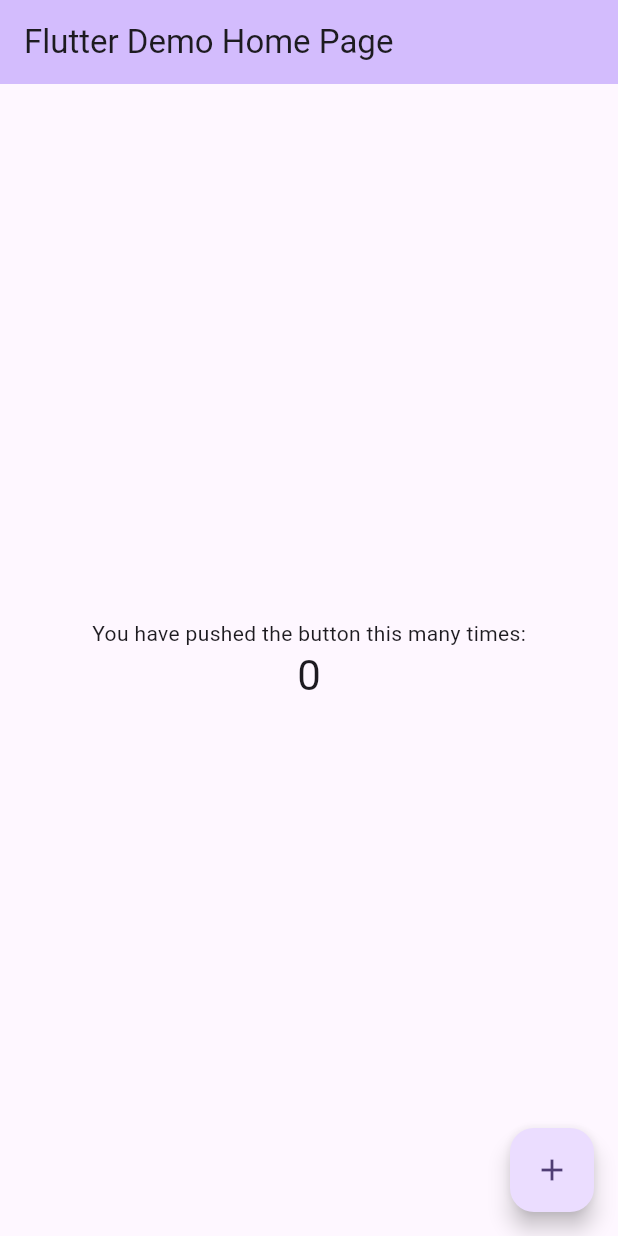
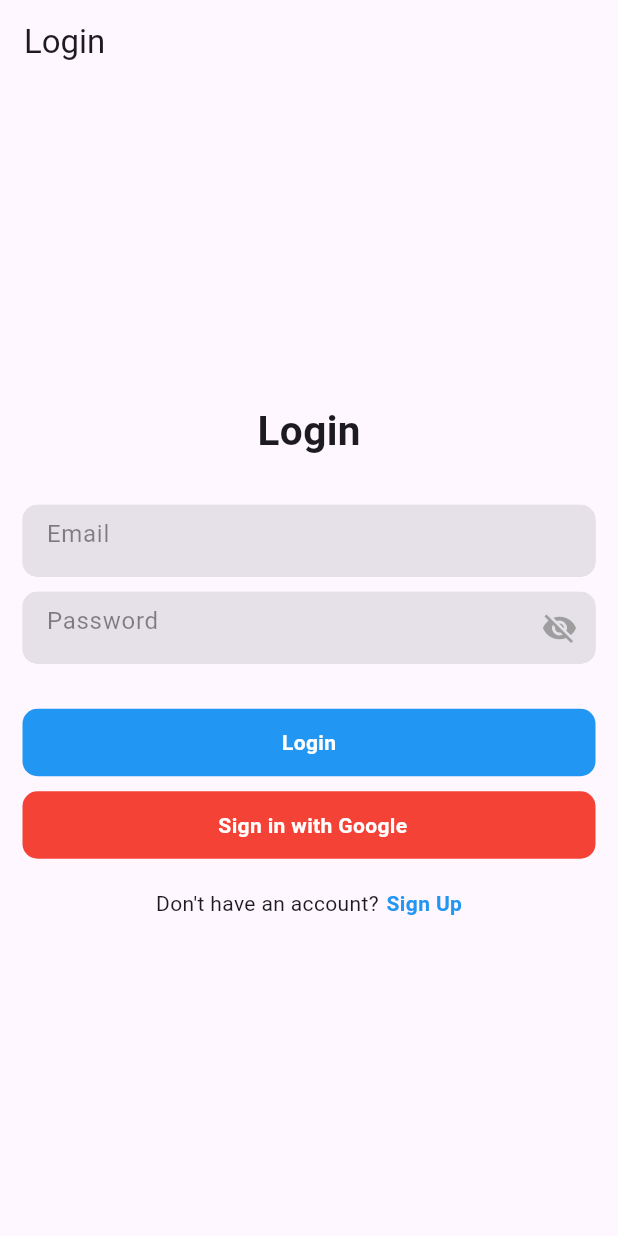
Before and after one commit to AltF4riends-MAP/BusTrack, a Flutter app: the screen it shows after launch, on a phone screen of 412 x 824 dp. Run offline on Flutter 3.47's test engine with Material 3 defaults, Android fonts, the light colour scheme and no system bars; our stand-ins replace firebase_auth, firebase_core, google_sign_in; accounts and stored records are empty.

Commit message:
Login Page Ver 1
Added login functionalities without design

```diff
--- a/lib/main.dart
+++ b/lib/main.dart
@@ -1,130 +1,44 @@
+import 'package:bustrack/src/features/authentication/views/homepage/homepage_widget.dart';
+import 'package:bustrack/src/features/authentication/views/login/login_widget.dart';
+import 'package:bustrack/src/features/authentication/views/login/splashscreen_widget.dart';
+import 'package:bustrack/src/features/authentication/views/register/register_form_widget.dart';
 import 'package:firebase_core/firebase_core.dart';
+import 'package:flutter/foundation.dart';
 import 'package:flutter/material.dart';
 
-import 'firebase_options.dart';
-
-void main() {
+Future main() async {
   WidgetsFlutterBinding.ensureInitialized();
-  Firebase.initializeApp(options: DefaultFirebaseOptions.currentPlatform);
-  runApp(const MyApp());
+  if (kIsWeb) {
+    await Firebase.initializeApp(
+      options: const FirebaseOptions(
+        apiKey: "AIzaSyCsHDQtI9DItQgSqwy45_y2xG9tDGxuER8",
+        appId: "1:540215271818:web:8b22d4aee01acdce862873",
+        messagingSenderId: "540215271818",
+        projectId: "flutter-firebase-9c136",
+        // Your web Firebase config options
+      ),
+    );
+  } else {
+    await Firebase.initializeApp();
+  }
+  runApp(MyApp());
 }
 
 class MyApp extends StatelessWidget {
-  const MyApp({super.key});
-
-  // This widget is the root of your application.
   @override
   Widget build(BuildContext context) {
     return MaterialApp(
-      title: 'Flutter Demo',
-      theme: ThemeData(
-        // This is the theme of your application.
-        //
-        // TRY THIS: Try running your application with "flutter run". You'll see
-        // the application has a purple toolbar. Then, without quitting the app,
-        // try changing the seedColor in the colorScheme below to Colors.green
-        // and then invoke "hot reload" (save your changes or press the "hot
-        // reload" button in a Flutter-supported IDE, or press "r" if you used
-        // the command line to start the app).
-        //
-        // Notice that the counter didn't reset back to zero; the application
-        // state is not lost during the reload. To reset the state, use hot
-        // restart instead.
-        //
-        // This works for code too, not just values: Most code changes can be
-        // tested with just a hot reload.
-        colorScheme: ColorScheme.fromSeed(seedColor: Colors.deepPurple),
-        useMaterial3: true,
-      ),
-      home: const MyHomePage(title: 'Flutter Demo Home Page'),
+      debugShowCheckedModeBanner: false,
+      title: 'Flutter Firebase',
+      routes: {
+        '/': (context) => const SplashScreen(
+              // Here, you can decide whether to show the LoginPage or HomePage based on user authentication
+              child: LoginPage(),
+            ),
+        '/login': (context) => const LoginPage(),
+        '/signUp': (context) => const RegisterPage(),
+        '/home': (context) => const HomePage(),
+      },
     );
   }
 }
-
-class MyHomePage extends StatefulWidget {
-  const MyHomePage({super.key, required this.title});
-
-  // This widget is the home page of your application. It is stateful, meaning
-  // that it has a State object (defined below) that contains fields that affect
-  // how it looks.
-
-  // This class is the configuration for the state. It holds the values (in this
-  // case the title) provided by the parent (in this case the App widget) and
-  // used by the build method of the State. Fields in a Widget subclass are
-  // always marked "final".
-
-  final String title;
-
-  @override
-  State<MyHomePage> createState() => _MyHomePageState();
-}
-
-class _MyHomePageState extends State<MyHomePage> {
-  int _counter = 0;
-
-  void _incrementCounter() {
-    setState(() {
-      // This call to setState tells the Flutter framework that something has
-      // changed in this State, which causes it to rerun the build method below
-      // so that the display can reflect the updated values. If we changed
-      // _counter without calling setState(), then the build method would not be
-      // called again, and so nothing would appear to happen.
-      _counter++;
-    });
-  }
-
-  @override
-  Widget build(BuildContext context) {
-    // This method is rerun every time setState is called, for instance as done
-    // by the _incrementCounter method above.
-    //
-    // The Flutter framework has been optimized to make rerunning build methods
-    // fast, so that you can just rebuild anything that needs updating rather
-    // than having to individually change instances of widgets.
-    return Scaffold(
-      appBar: AppBar(
-        // TRY THIS: Try changing the color here to a specific color (to
-        // Colors.amber, perhaps?) and trigger a hot reload to see the AppBar
-        // change color while the other colors stay the same.
-        backgroundColor: Theme.of(context).colorScheme.inversePrimary,
-        // Here we take the value from the MyHomePage object that was created by
-        // the App.build method, and use it to set our appbar title.
-        title: Text(widget.title),
-      ),
-      body: Center(
-        // Center is a layout widget. It takes a single child and positions it
-        // in the middle of the parent.
-        child: Column(
-          // Column is also a layout widget. It takes a list of children and
-          // arranges them vertically. By default, it sizes itself to fit its
-          // children horizontally, and tries to be as tall as its parent.
-          //
-          // Column has various properties to control how it sizes itself and
-          // how it positions its children. Here we use mainAxisAlignment to
-          // center the children vertically; the main axis here is the vertical
-          // axis because Columns are vertical (the cross axis would be
-          // horizontal).
-          //
-          // TRY THIS: Invoke "debug painting" (choose the "Toggle Debug Paint"
-          // action in the IDE, or press "p" in the console), to see the
-          // wireframe for each widget.
-          mainAxisAlignment: MainAxisAlignment.center,
-          children: <Widget>[
-            const Text(
-              'You have pushed the button this many times:',
-            ),
-            Text(
-              '$_counter',
-              style: Theme.of(context).textTheme.headlineMedium,
-            ),
-          ],
-        ),
-      ),
-      floatingActionButton: FloatingActionButton(
-        onPressed: _incrementCounter,
-        tooltip: 'Increment',
-        child: const Icon(Icons.add),
-      ), // This trailing comma makes auto-formatting nicer for build methods.
-    );
-  }
-}
--- /dev/null
+++ b/lib/src/features/authentication/views/login/firebaseauth.dart
@@ -0,0 +1,31 @@
+import 'package:firebase_auth/firebase_auth.dart';
+
+class FirebaseAuthService {
+  FirebaseAuth _auth = FirebaseAuth.instance;
+
+  Future<User?> signUpWithEmailAndPassword(
+      String email, String password) async {
+    try {
+      UserCredential credential = await _auth.createUserWithEmailAndPassword(
+          email: email, password: password);
+      return credential.user;
+    } on FirebaseAuthException catch (e) {
+      if (e.code == 'email-already-in-use') {
+      } else {}
+    }
+    return null;
+  }
+
+  Future<User?> signInWithEmailAndPassword(
+      String email, String password) async {
+    try {
+      UserCredential credential = await _auth.signInWithEmailAndPassword(
+          email: email, password: password);
+      return credential.user;
+    } on FirebaseAuthException catch (e) {
+      if (e.code == 'user-not-found' || e.code == 'wrong-password') {
+      } else {}
+    }
+    return null;
+  }
+}
--- /dev/null
+++ b/lib/src/features/authentication/views/login/formcontainer.dart
@@ -0,0 +1,74 @@
+import 'package:flutter/material.dart';
+
+class FormContainerWidget extends StatefulWidget {
+  final TextEditingController? controller;
+  final Key? fieldKey;
+  final bool? isPasswordField;
+  final String? hintText;
+  final String? labelText;
+  final String? helperText;
+  final FormFieldSetter<String>? onSaved;
+  final FormFieldValidator<String>? validator;
+  final ValueChanged<String>? onFieldSubmitted;
+  final TextInputType? inputType;
+
+  const FormContainerWidget(
+      {this.controller,
+      this.isPasswordField,
+      this.fieldKey,
+      this.hintText,
+      this.labelText,
+      this.helperText,
+      this.onSaved,
+      this.validator,
+      this.onFieldSubmitted,
+      this.inputType});
+
+  @override
+  _FormContainerWidgetState createState() => _FormContainerWidgetState();
+}
+
+class _FormContainerWidgetState extends State<FormContainerWidget> {
+  bool _obscureText = true;
+
+  @override
+  Widget build(BuildContext context) {
+    return Container(
+      width: double.infinity,
+      clipBehavior: Clip.hardEdge,
+      decoration: BoxDecoration(
+        color: Colors.grey.withOpacity(.35),
+        borderRadius: BorderRadius.circular(10),
+      ),
+      child: TextFormField(
+        style: const TextStyle(color: Colors.black),
+        controller: widget.controller,
+        keyboardType: widget.inputType,
+        key: widget.fieldKey,
+        obscureText: widget.isPasswordField == true ? _obscureText : false,
+        onSaved: widget.onSaved,
+        validator: widget.validator,
+        onFieldSubmitted: widget.onFieldSubmitted,
+        decoration: InputDecoration(
+          border: InputBorder.none,
+          filled: true,
+          hintText: widget.hintText,
+          hintStyle: const TextStyle(color: Colors.black45),
+          suffixIcon: GestureDetector(
+            onTap: () {
+              setState(() {
+                _obscureText = !_obscureText;
+              });
+            },
+            child: widget.isPasswordField == true
+                ? Icon(
+                    _obscureText ? Icons.visibility_off : Icons.visibility,
+                    color: _obscureText == false ? Colors.blue : Colors.grey,
+                  )
+                : const Text(""),
+          ),
+        ),
+      ),
+    );
+  }
+}
--- /dev/null
+++ b/lib/src/features/authentication/views/login/login_widget.dart
@@ -0,0 +1,201 @@
+import 'package:bustrack/src/features/authentication/views/login/firebaseauth.dart';
+import 'package:bustrack/src/features/authentication/views/login/formcontainer.dart';
+import 'package:bustrack/src/features/authentication/views/register/register_form_widget.dart';
+
+import 'package:firebase_auth/firebase_auth.dart';
+import 'package:flutter/cupertino.dart';
+import 'package:flutter/material.dart';
+
+import 'package:google_sign_in/google_sign_in.dart';
+
+class LoginPage extends StatefulWidget {
+  const LoginPage({super.key});
+
+  @override
+  State<LoginPage> createState() => _LoginPageState();
+}
+
+class _LoginPageState extends State<LoginPage> {
+  bool _isSigning = false;
+  final FirebaseAuthService _auth = FirebaseAuthService();
+  final FirebaseAuth _firebaseAuth = FirebaseAuth.instance;
+  TextEditingController _emailController = TextEditingController();
+  TextEditingController _passwordController = TextEditingController();
+
+  @override
+  void dispose() {
+    _emailController.dispose();
+    _passwordController.dispose();
+    super.dispose();
+  }
+
+  @override
+  Widget build(BuildContext context) {
+    return Scaffold(
+      appBar: AppBar(
+        automaticallyImplyLeading: false,
+        title: const Text("Login"),
+      ),
+      body: Center(
+        child: Padding(
+          padding: const EdgeInsets.symmetric(horizontal: 15),
+          child: Column(
+            mainAxisAlignment: MainAxisAlignment.center,
+            children: [
+              const Text(
+                "Login",
+                style: TextStyle(fontSize: 27, fontWeight: FontWeight.bold),
+              ),
+              const SizedBox(
+                height: 30,
+              ),
+              FormContainerWidget(
+                controller: _emailController,
+                hintText: "Email",
+                isPasswordField: false,
+              ),
+              const SizedBox(
+                height: 10,
+              ),
+              FormContainerWidget(
+                controller: _passwordController,
+                hintText: "Password",
+                isPasswordField: true,
+              ),
+              const SizedBox(
+                height: 30,
+              ),
+              GestureDetector(
+                onTap: () {
+                  _signIn();
+                },
+                child: Container(
+                  width: double.infinity,
+                  height: 45,
+                  decoration: BoxDecoration(
+                    color: Colors.blue,
+                    borderRadius: BorderRadius.circular(10),
+                  ),
+                  child: Center(
+                    child: _isSigning
+                        ? const CircularProgressIndicator(
+                            color: Colors.white,
+                          )
+                        : const Text(
+                            "Login",
+                            style: TextStyle(
+                              color: Colors.white,
+                              fontWeight: FontWeight.bold,
+                            ),
+                          ),
+                  ),
+                ),
+              ),
+              const SizedBox(
+                height: 10,
+              ),
+              GestureDetector(
+                onTap: () {},
+                child: Container(
+                  width: double.infinity,
+                  height: 45,
+                  decoration: BoxDecoration(
+                    color: Colors.red,
+                    borderRadius: BorderRadius.circular(10),
+                  ),
+                  child: const Center(
+                    child: Row(
+                      mainAxisAlignment: MainAxisAlignment.center,
+                      children: [
+                        SizedBox(
+                          width: 5,
+                        ),
+                        Text(
+                          "Sign in with Google",
+                          style: TextStyle(
+                            color: Colors.white,
+                            fontWeight: FontWeight.bold,
+                          ),
+                        ),
+                      ],
+                    ),
+                  ),
+                ),
+              ),
+              const SizedBox(
+                height: 20,
+              ),
+              Row(
+                mainAxisAlignment: MainAxisAlignment.center,
+                children: [
+                  const Text("Don't have an account?"),
+                  const SizedBox(
+                    width: 5,
+                  ),
+                  GestureDetector(
+                    onTap: () {
+                      Navigator.pushAndRemoveUntil(
+                        context,
+                        MaterialPageRoute(
+                            builder: (context) => const RegisterPage()),
+                        (route) => false,
+                      );
+                    },
+                    child: const Text(
+                      "Sign Up",
+                      style: TextStyle(
+                        color: Colors.blue,
+                        fontWeight: FontWeight.bold,
+                      ),
+                    ),
+                  ),
+                ],
+              ),
+            ],
+          ),
+        ),
+      ),
+    );
+  }
+
+  void _signIn() async {
+    setState(() {
+      _isSigning = true;
+    });
+
+    String email = _emailController.text;
+    String password = _passwordController.text;
+
+    User? user = await _auth.signInWithEmailAndPassword(email, password);
+
+    setState(() {
+      _isSigning = false;
+    });
+
+    if (user != null) {
+      Navigator.pushNamed(context, "/home");
+    } else {}
+
+    _signInWithGoogle() async {
+      final GoogleSignIn _googleSignIn = GoogleSignIn();
+
+      try {
+        final GoogleSignInAccount? googleSignInAccount =
+            await _googleSignIn.signIn();
+
+        if (googleSignInAccount != null) {
+          final GoogleSignInAuthentication googleSignInAuthentication =
+              await googleSignInAccount.authentication;
+
+          final AuthCredential credential = GoogleAuthProvider.credential(
+            idToken: googleSignInAuthentication.idToken,
+            accessToken: googleSignInAuthentication.accessToken,
+          );
+
+          await _firebaseAuth.signInWithCredential(credential);
+          Navigator.pushNamed(context, "/home");
+        }
+      } catch (e) {}
+    }
+  }
+}
--- a/pubspec.yaml
+++ b/pubspec.yaml
@@ -36,6 +36,8 @@ dependencies:
   # Use with the CupertinoIcons class for iOS style icons.
   cupertino_icons: ^1.0.6
   firebase_core: ^2.30.0
+  firebase_auth: ^4.19.2
+  google_sign_in: ^6.2.1
 
 dev_dependencies:
   flutter_test:
```
Also changed, not shown: lib/src/features/authentication/views/homepage/homepage_widget.dart (added, +15 -0 lines), lib/src/features/authentication/views/login/splashscreen_widget.dart (added, +37 -0 lines), lib/src/features/authentication/views/register/register_form_widget.dart (added, +15 -0 lines), lib/firebase_options.dart, pubspec.lock, 6 other files.
